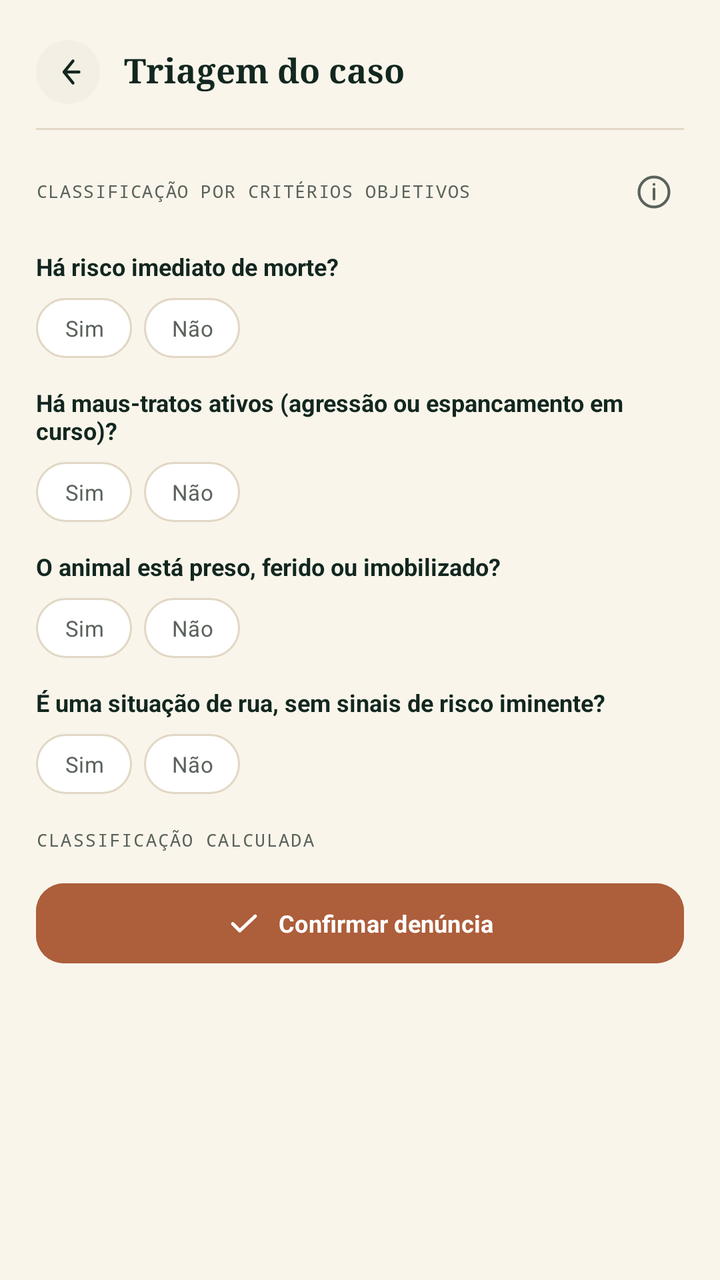
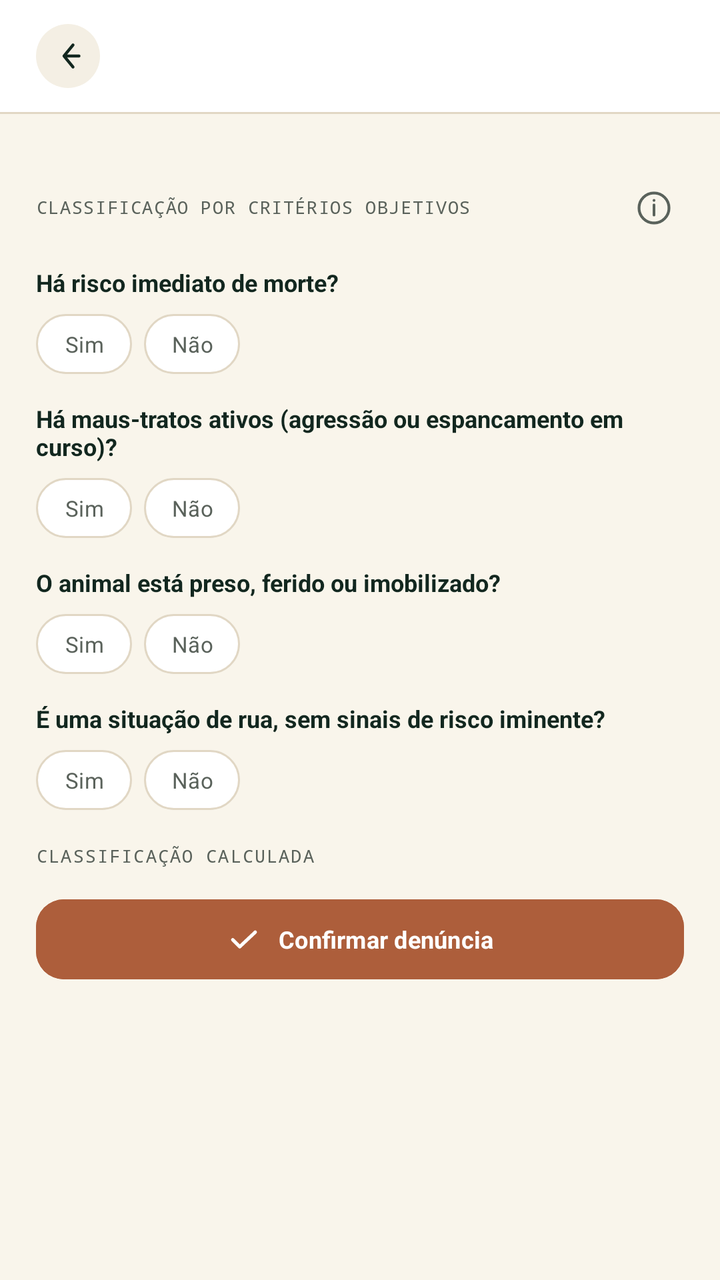

Screens rendered from an Android XML layout before and after an edit, with the pre-edit source and the edit as a unified diff.
<!-- AndroidManifest.xml: application theme Theme.WeAnimals -->
<!-- res/layout/activity_triage.xml -->
<?xml version="1.0" encoding="utf-8"?>
<ScrollView xmlns:android="http://schemas.android.com/apk/res/android"
    xmlns:app="http://schemas.android.com/apk/res-auto"
    xmlns:tools="http://schemas.android.com/tools"
    android:layout_width="match_parent"
    android:layout_height="match_parent"
    android:background="@color/background"
    android:fillViewport="true"
    android:overScrollMode="never"
    android:scrollbars="none"
    tools:context=".triage.presentation.TriageActivity">

    <LinearLayout
        android:layout_width="match_parent"
        android:layout_height="wrap_content"
        android:orientation="vertical"
        android:paddingStart="18dp"
        android:paddingTop="16dp"
        android:paddingEnd="18dp"
        android:paddingBottom="24dp">

        <LinearLayout
            android:layout_width="match_parent"
            android:layout_height="40dp"
            android:gravity="center_vertical"
            android:orientation="horizontal">

            <ImageButton
                android:id="@+id/back_button"
                android:layout_width="32dp"
                android:layout_height="32dp"
                android:background="@drawable/bg_back_button"
                android:contentDescription="@string/back"
                android:padding="7dp"
                android:src="@drawable/ic_arrow_back"
                android:tint="@color/ink" />

            <TextView
                android:layout_width="wrap_content"
                android:layout_height="wrap_content"
                android:layout_marginStart="12dp"
                android:fontFamily="serif"
                android:includeFontPadding="false"
                android:text="@string/triage_title"
                android:textColor="@color/ink"
                android:textSize="@dimen/text_size_report_title"
                android:textStyle="bold" />
        </LinearLayout>

        <View
            android:layout_width="match_parent"
            android:layout_height="1dp"
            android:layout_marginTop="8dp"
            android:background="@color/border" />

        <LinearLayout
            android:layout_width="match_parent"
            android:layout_height="wrap_content"
            android:layout_marginTop="16dp"
            android:gravity="center_vertical"
            android:orientation="horizontal">

            <TextView
                android:layout_width="0dp"
                android:layout_height="wrap_content"
                android:layout_weight="1"
                android:fontFamily="monospace"
                android:includeFontPadding="false"
                android:letterSpacing="0.06"
                android:text="@string/triage_protocol_intro"
                android:textColor="@color/muted"
                android:textSize="@dimen/text_size_triage_protocol" />

            <ImageButton
                android:id="@+id/triage_info_button"
                android:layout_width="30dp"
                android:layout_height="30dp"
                android:background="?attr/selectableItemBackgroundBorderless"
                android:contentDescription="@string/triage_info_title"
                android:padding="6dp"
                android:src="@drawable/ic_info"
                android:tint="@color/muted" />
        </LinearLayout>

        <TextView
            android:layout_width="match_parent"
            android:layout_height="wrap_content"
            android:layout_marginTop="16dp"
            android:fontFamily="sans-serif"
            android:includeFontPadding="false"
            android:text="@string/triage_immediate_danger"
            android:textColor="@color/ink"
            android:textSize="@dimen/text_size_triage_question"
            android:textStyle="bold" />

        <LinearLayout
            android:layout_width="match_parent"
            android:layout_height="30dp"
            android:layout_marginTop="8dp"
            android:orientation="horizontal">

            <com.google.android.material.button.MaterialButton
                android:id="@+id/immediate_danger_yes_button"
                android:layout_width="48dp"
                android:layout_height="30dp"
                android:backgroundTint="@color/surface"
                android:fontFamily="sans-serif"
                android:insetTop="0dp"
                android:insetBottom="0dp"
                android:minWidth="0dp"
                android:minHeight="0dp"
                android:paddingStart="4dp"
                android:paddingEnd="4dp"
                android:text="@string/triage_yes"
                android:textAllCaps="false"
                android:textColor="@color/muted"
                android:textSize="@dimen/text_size_triage_choice"
                app:cornerRadius="18dp"
                app:strokeColor="@color/border"
                app:strokeWidth="1dp" />

            <com.google.android.material.button.MaterialButton
                android:id="@+id/immediate_danger_no_button"
                android:layout_width="48dp"
                android:layout_height="30dp"
                android:layout_marginStart="6dp"
                android:backgroundTint="@color/surface"
                android:fontFamily="sans-serif"
                android:insetTop="0dp"
                android:insetBottom="0dp"
                android:minWidth="0dp"
                android:minHeight="0dp"
                android:paddingStart="4dp"
                android:paddingEnd="4dp"
                android:text="@string/triage_no"
                android:textAllCaps="false"
                android:textColor="@color/muted"
                android:textSize="@dimen/text_size_triage_choice"
                app:cornerRadius="18dp"
                app:strokeColor="@color/border"
                app:strokeWidth="1dp" />
        </LinearLayout>

        <TextView
            android:layout_width="match_parent"
            android:layout_height="wrap_content"
            android:layout_marginTop="16dp"
            android:fontFamily="sans-serif"
            android:includeFontPadding="false"
            android:text="@string/triage_active_abuse"
            android:textColor="@color/ink"
            android:textSize="@dimen/text_size_triage_question"
            android:textStyle="bold" />

        <LinearLayout
            android:layout_width="match_parent"
            android:layout_height="30dp"
            android:layout_marginTop="8dp"
            android:orientation="horizontal">

            <com.google.android.material.button.MaterialButton
                android:id="@+id/active_abuse_yes_button"
                android:layout_width="48dp"
                android:layout_height="30dp"
                android:backgroundTint="@color/surface"
                android:fontFamily="sans-serif"
                android:insetTop="0dp"
                android:insetBottom="0dp"
                android:minWidth="0dp"
                android:minHeight="0dp"
                android:paddingStart="4dp"
                android:paddingEnd="4dp"
                android:text="@string/triage_yes"
                android:textAllCaps="false"
                android:textColor="@color/muted"
                android:textSize="@dimen/text_size_triage_choice"
                app:cornerRadius="18dp"
                app:strokeColor="@color/border"
                app:strokeWidth="1dp" />

            <com.google.android.material.button.MaterialButton
                android:id="@+id/active_abuse_no_button"
                android:layout_width="48dp"
                android:layout_height="30dp"
                android:layout_marginStart="6dp"
                android:backgroundTint="@color/surface"
                android:fontFamily="sans-serif"
                android:insetTop="0dp"
                android:insetBottom="0dp"
                android:minWidth="0dp"
                android:minHeight="0dp"
                android:paddingStart="4dp"
                android:paddingEnd="4dp"
                android:text="@string/triage_no"
                android:textAllCaps="false"
                android:textColor="@color/muted"
                android:textSize="@dimen/text_size_triage_choice"
                app:cornerRadius="18dp"
                app:strokeColor="@color/border"
                app:strokeWidth="1dp" />
        </LinearLayout>

        <TextView
            android:layout_width="match_parent"
            android:layout_height="wrap_content"
            android:layout_marginTop="16dp"
            android:fontFamily="sans-serif"
            android:includeFontPadding="false"
            android:text="@string/triage_injured_or_immobilized"
            android:textColor="@color/ink"
            android:textSize="@dimen/text_size_triage_question"
            android:textStyle="bold" />

        <LinearLayout
            android:layout_width="match_parent"
            android:layout_height="30dp"
            android:layout_marginTop="8dp"
            android:orientation="horizontal">

            <com.google.android.material.button.MaterialButton
                android:id="@+id/injured_or_immobilized_yes_button"
                android:layout_width="48dp"
                android:layout_height="30dp"
                android:backgroundTint="@color/surface"
                android:fontFamily="sans-serif"
                android:insetTop="0dp"
                android:insetBottom="0dp"
                android:minWidth="0dp"
                android:minHeight="0dp"
                android:paddingStart="4dp"
                android:paddingEnd="4dp"
                android:text="@string/triage_yes"
                android:textAllCaps="false"
                android:textColor="@color/muted"
                android:textSize="@dimen/text_size_triage_choice"
                app:cornerRadius="18dp"
                app:strokeColor="@color/border"
                app:strokeWidth="1dp" />

            <com.google.android.material.button.MaterialButton
                android:id="@+id/injured_or_immobilized_no_button"
                android:layout_width="48dp"
                android:layout_height="30dp"
                android:layout_marginStart="6dp"
                android:backgroundTint="@color/surface"
                android:fontFamily="sans-serif"
                android:insetTop="0dp"
                android:insetBottom="0dp"
                android:minWidth="0dp"
                android:minHeight="0dp"
                android:paddingStart="4dp"
                android:paddingEnd="4dp"
                android:text="@string/triage_no"
                android:textAllCaps="false"
                android:textColor="@color/muted"
                android:textSize="@dimen/text_size_triage_choice"
                app:cornerRadius="18dp"
                app:strokeColor="@color/border"
                app:strokeWidth="1dp" />
        </LinearLayout>

        <TextView
            android:layout_width="match_parent"
            android:layout_height="wrap_content"
            android:layout_marginTop="16dp"
            android:fontFamily="sans-serif"
            android:includeFontPadding="false"
            android:text="@string/triage_street_situation"
            android:textColor="@color/ink"
            android:textSize="@dimen/text_size_triage_question"
            android:textStyle="bold" />

        <LinearLayout
            android:layout_width="match_parent"
            android:layout_height="30dp"
            android:layout_marginTop="8dp"
            android:orientation="horizontal">

            <com.google.android.material.button.MaterialButton
                android:id="@+id/street_situation_yes_button"
                android:layout_width="48dp"
                android:layout_height="30dp"
                android:backgroundTint="@color/surface"
                android:fontFamily="sans-serif"
                android:insetTop="0dp"
                android:insetBottom="0dp"
                android:minWidth="0dp"
                android:minHeight="0dp"
                android:paddingStart="4dp"
                android:paddingEnd="4dp"
                android:text="@string/triage_yes"
                android:textAllCaps="false"
                android:textColor="@color/muted"
                android:textSize="@dimen/text_size_triage_choice"
                app:cornerRadius="18dp"
                app:strokeColor="@color/border"
                app:strokeWidth="1dp" />

            <com.google.android.material.button.MaterialButton
                android:id="@+id/street_situation_no_button"
                android:layout_width="48dp"
                android:layout_height="30dp"
                android:layout_marginStart="6dp"
                android:backgroundTint="@color/surface"
                android:fontFamily="sans-serif"
                android:insetTop="0dp"
                android:insetBottom="0dp"
                android:minWidth="0dp"
                android:minHeight="0dp"
                android:paddingStart="4dp"
                android:paddingEnd="4dp"
                android:text="@string/triage_no"
                android:textAllCaps="false"
                android:textColor="@color/muted"
                android:textSize="@dimen/text_size_triage_choice"
                app:cornerRadius="18dp"
                app:strokeColor="@color/border"
                app:strokeWidth="1dp" />
        </LinearLayout>

        <TextView
            android:layout_width="wrap_content"
            android:layout_height="wrap_content"
            android:layout_marginTop="18dp"
            android:fontFamily="monospace"
            android:includeFontPadding="false"
            android:letterSpacing="0.08"
            android:text="@string/triage_classification_label"
            android:textColor="@color/muted"
            android:textSize="@dimen/text_size_triage_classification_label" />

        <LinearLayout
            android:id="@+id/classification_card"
            android:layout_width="match_parent"
            android:layout_height="wrap_content"
            android:layout_marginTop="8dp"
            android:background="@drawable/bg_triage_classification"
            android:orientation="horizontal"
            android:padding="14dp"
            android:visibility="gone">

            <ImageView
                android:layout_width="22dp"
                android:layout_height="22dp"
                android:contentDescription=""
                android:src="@drawable/ic_warning"
                android:tint="@color/terracotta" />

            <LinearLayout
                android:layout_width="0dp"
                android:layout_height="wrap_content"
                android:layout_marginStart="12dp"
                android:layout_weight="1"
                android:orientation="vertical">

                <TextView
                    android:id="@+id/classification_title"
                    android:layout_width="match_parent"
                    android:layout_height="wrap_content"
                    android:fontFamily="serif"
                    android:includeFontPadding="false"
                    android:textColor="@color/ink"
                    android:textSize="@dimen/text_size_triage_classification_title"
                    android:textStyle="bold" />

                <TextView
                    android:id="@+id/classification_response"
                    android:layout_width="match_parent"
                    android:layout_height="wrap_content"
                    android:layout_marginTop="4dp"
                    android:fontFamily="sans-serif"
                    android:includeFontPadding="false"
                    android:textColor="@color/ink"
                    android:textSize="@dimen/text_size_triage_classification_response"
                    android:textStyle="bold" />

                <TextView
                    android:id="@+id/classification_description"
                    android:layout_width="match_parent"
                    android:layout_height="wrap_content"
                    android:layout_marginTop="2dp"
                    android:fontFamily="sans-serif"
                    android:includeFontPadding="false"
                    android:textColor="@color/muted"
                    android:textSize="@dimen/text_size_triage_description" />
            </LinearLayout>
        </LinearLayout>

        <TextView
            android:id="@+id/triage_error"
            android:layout_width="match_parent"
            android:layout_height="wrap_content"
            android:layout_marginTop="8dp"
            android:fontFamily="sans-serif"
            android:includeFontPadding="false"
            android:textColor="@color/terracotta_dark"
            android:textSize="@dimen/text_size_triage_error"
            android:textStyle="bold"
            android:visibility="gone" />

        <com.google.android.material.button.MaterialButton
            android:id="@+id/confirm_report_button"
            android:layout_width="match_parent"
            android:layout_height="40dp"
            android:layout_marginTop="16dp"
            android:backgroundTint="@color/terracotta"
            android:enabled="false"
            android:fontFamily="sans-serif"
            android:insetTop="0dp"
            android:insetBottom="0dp"
            android:minHeight="0dp"
            android:text="@string/triage_confirm"
            android:textAllCaps="false"
            android:textColor="@color/white"
            android:textSize="@dimen/text_size_button"
            android:textStyle="bold"
            app:cornerRadius="14dp"
            app:icon="@drawable/ic_check"
            app:iconGravity="textStart"
            app:iconPadding="8dp"
            app:iconTint="@color/white" />
    </LinearLayout>
</ScrollView>
<!-- resources referenced by this layout -->
<resources>
  <color name="background">#FFF9F5EB</color>
  <color name="border">#FFE1D7C4</color>
  <color name="ink">#FF12271F</color>
  <color name="muted">#FF5A625B</color>
  <color name="surface">#FFFFFFFF</color>
  <color name="terracotta">#FFAD5E3B</color>
  <color name="terracotta_dark">#FF994D31</color>
  <color name="white">#FFFFFFFF</color>
  <dimen name="text_size_button">12sp</dimen>
  <dimen name="text_size_report_title">17sp</dimen>
  <dimen name="text_size_triage_choice">11sp</dimen>
  <dimen name="text_size_triage_classification_label">9sp</dimen>
  <dimen name="text_size_triage_classification_response">12sp</dimen>
  <dimen name="text_size_triage_classification_title">16sp</dimen>
  <dimen name="text_size_triage_description">11sp</dimen>
  <dimen name="text_size_triage_error">11sp</dimen>
  <dimen name="text_size_triage_protocol">9sp</dimen>
  <dimen name="text_size_triage_question">12sp</dimen>
  <!-- drawable bg_back_button (drawable) -->
  <?xml version="1.0" encoding="utf-8"?>
  <shape xmlns:android="http://schemas.android.com/apk/res/android">
      <solid android:color="@color/soft_cream" />
      <corners android:radius="20dp" />
  </shape>
  <!-- drawable bg_triage_classification (drawable) -->
  <?xml version="1.0" encoding="utf-8"?>
  <shape xmlns:android="http://schemas.android.com/apk/res/android">
      <solid android:color="@color/triage_background" />
      <stroke
          android:width="1dp"
          android:color="@color/terracotta_decor" />
      <corners android:radius="13dp" />
  </shape>
  <!-- drawable ic_check (drawable) -->
  <?xml version="1.0" encoding="utf-8"?>
  <vector xmlns:android="http://schemas.android.com/apk/res/android"
      android:width="16dp"
      android:height="16dp"
      android:viewportWidth="16"
      android:viewportHeight="16">
      <path
          android:fillColor="@android:color/transparent"
          android:pathData="M3,8.2l3.1,3.1L13,4.8"
          android:strokeColor="@color/white"
          android:strokeLineCap="round"
          android:strokeLineJoin="round"
          android:strokeWidth="1.5" />
  </vector>
  <string name="back">Voltar</string>
  <string name="triage_active_abuse">Há maus-tratos ativos (agressão ou espancamento em curso)?</string>
  <string name="triage_classification_label">CLASSIFICAÇÃO CALCULADA</string>
  <string name="triage_confirm">Confirmar denúncia</string>
  <string name="triage_immediate_danger">Há risco imediato de morte?</string>
  <string name="triage_info_title">Sobre a classificação</string>
  <string name="triage_injured_or_immobilized">O animal está preso, ferido ou imobilizado?</string>
  <string name="triage_no">Não</string>
  <string name="triage_protocol_intro">CLASSIFICAÇÃO POR CRITÉRIOS OBJETIVOS</string>
  <string name="triage_street_situation">É uma situação de rua, sem sinais de risco iminente?</string>
  <string name="triage_title">Triagem do caso</string>
  <string name="triage_yes">Sim</string>
  <style name="Theme.WeAnimals" parent="Base.Theme.WeAnimals" />
  <color name="soft_cream">#FFF4EFE4</color>
  <color name="triage_background">#FFF8ECE9</color>
  <color name="terracotta_decor">#FFC17450</color>
  <style name="Base.Theme.WeAnimals" parent="Theme.Material3.DayNight.NoActionBar">
          <item name="android:fontFamily">sans</item>
          <item name="android:windowLightStatusBar">true</item>
          <item name="android:statusBarColor">@color/background</item>
          <item name="android:navigationBarColor">@color/background</item>
          <item name="android:windowLightNavigationBar">true</item>
          <item name="android:colorAccent">@color/terracotta</item>
      </style>
  <!-- unchanged entries left out for length: 3 -->
</resources>

<!-- the commit's change to res/layout/activity_triage.xml (unified diff, before → after) -->
@@ -1,14 +1,26 @@
 <?xml version="1.0" encoding="utf-8"?>
-<ScrollView xmlns:android="http://schemas.android.com/apk/res/android"
+<LinearLayout xmlns:android="http://schemas.android.com/apk/res/android"
     xmlns:app="http://schemas.android.com/apk/res-auto"
     xmlns:tools="http://schemas.android.com/tools"
     android:layout_width="match_parent"
     android:layout_height="match_parent"
     android:background="@color/background"
-    android:fillViewport="true"
-    android:overScrollMode="never"
-    android:scrollbars="none"
-    tools:context=".triage.presentation.TriageActivity">
+    android:orientation="vertical"
+    tools:context=".reporting.triage.presentation.TriageActivity">
+
+    <include
+        android:id="@+id/triage_header"
+        android:layout_width="match_parent"
+        android:layout_height="wrap_content"
+        layout="@layout/view_screen_header" />
+
+    <ScrollView
+        android:layout_width="match_parent"
+        android:layout_height="0dp"
+        android:layout_weight="1"
+        android:fillViewport="true"
+        android:overScrollMode="never"
+        android:scrollbars="none">
 
     <LinearLayout
         android:layout_width="match_parent"
@@ -18,40 +30,6 @@
         android:paddingTop="16dp"
         android:paddingEnd="18dp"
         android:paddingBottom="24dp">
-
-        <LinearLayout
-            android:layout_width="match_parent"
-            android:layout_height="40dp"
-            android:gravity="center_vertical"
-            android:orientation="horizontal">
-
-            <ImageButton
-                android:id="@+id/back_button"
-                android:layout_width="32dp"
-                android:layout_height="32dp"
-                android:background="@drawable/bg_back_button"
-                android:contentDescription="@string/back"
-                android:padding="7dp"
-                android:src="@drawable/ic_arrow_back"
-                android:tint="@color/ink" />
-
-            <TextView
-                android:layout_width="wrap_content"
-                android:layout_height="wrap_content"
-                android:layout_marginStart="12dp"
-                android:fontFamily="serif"
-                android:includeFontPadding="false"
-                android:text="@string/triage_title"
-                android:textColor="@color/ink"
-                android:textSize="@dimen/text_size_report_title"
-                android:textStyle="bold" />
-        </LinearLayout>
-
-        <View
-            android:layout_width="match_parent"
-            android:layout_height="1dp"
-            android:layout_marginTop="8dp"
-            android:background="@color/border" />
 
         <LinearLayout
             android:layout_width="match_parent"
@@ -420,4 +398,53 @@
             app:iconPadding="8dp"
             app:iconTint="@color/white" />
     </LinearLayout>
-</ScrollView>
+    </ScrollView>
+</LinearLayout>
+<!-- res/layout/view_screen_header.xml (included above) -->
+<?xml version="1.0" encoding="utf-8"?>
+<LinearLayout xmlns:android="http://schemas.android.com/apk/res/android"
+    android:layout_width="match_parent"
+    android:layout_height="wrap_content"
+    android:background="@color/surface"
+    android:orientation="vertical">
+
+    <LinearLayout
+        android:id="@+id/header_content"
+        android:layout_width="match_parent"
+        android:layout_height="56dp"
+        android:gravity="center_vertical"
+        android:orientation="horizontal"
+        android:paddingStart="18dp"
+        android:paddingEnd="18dp">
+
+        <ImageButton
+            android:id="@+id/back_button"
+            android:layout_width="32dp"
+            android:layout_height="32dp"
+            android:background="@drawable/bg_back_button"
+            android:contentDescription="@string/back"
+            android:gravity="center"
+            android:padding="0dp"
+            android:scaleType="center"
+            android:src="@drawable/ic_arrow_back"
+            android:tint="@color/ink" />
+
+        <TextView
+            android:id="@+id/header_title"
+            android:layout_width="0dp"
+            android:layout_height="wrap_content"
+            android:layout_marginStart="12dp"
+            android:layout_weight="1"
+            android:fontFamily="serif"
+            android:includeFontPadding="false"
+            android:textColor="@color/ink"
+            android:textSize="@dimen/text_size_report_title"
+            android:textStyle="bold" />
+    </LinearLayout>
+
+    <View
+        android:id="@+id/header_divider"
+        android:layout_width="match_parent"
+        android:layout_height="1dp"
+        android:background="@color/border" />
+</LinearLayout>
<!-- resource entries referenced after the edit -->
@@ -58,7 +58,6 @@
   <string name="triage_no">Não</string>
   <string name="triage_protocol_intro">CLASSIFICAÇÃO POR CRITÉRIOS OBJETIVOS</string>
   <string name="triage_street_situation">É uma situação de rua, sem sinais de risco iminente?</string>
-  <string name="triage_title">Triagem do caso</string>
   <string name="triage_yes">Sim</string>
   <style name="Theme.WeAnimals" parent="Base.Theme.WeAnimals" />
   <color name="soft_cream">#FFF4EFE4</color>
